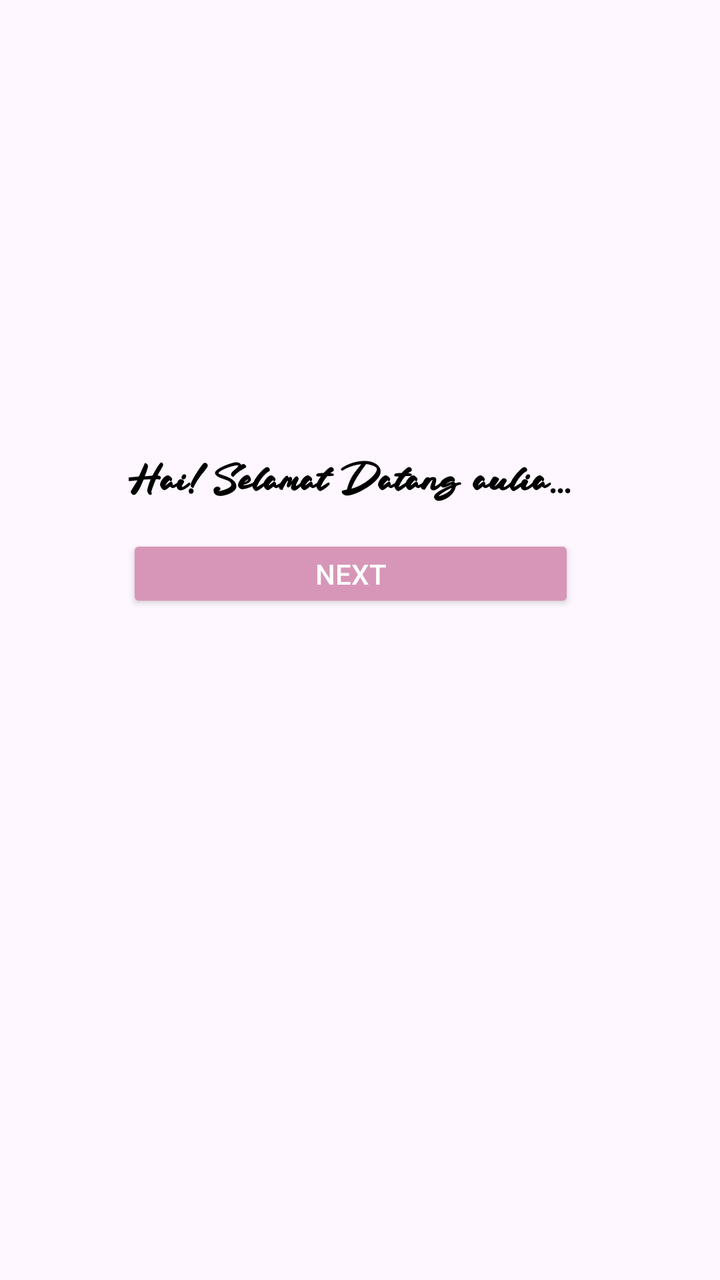
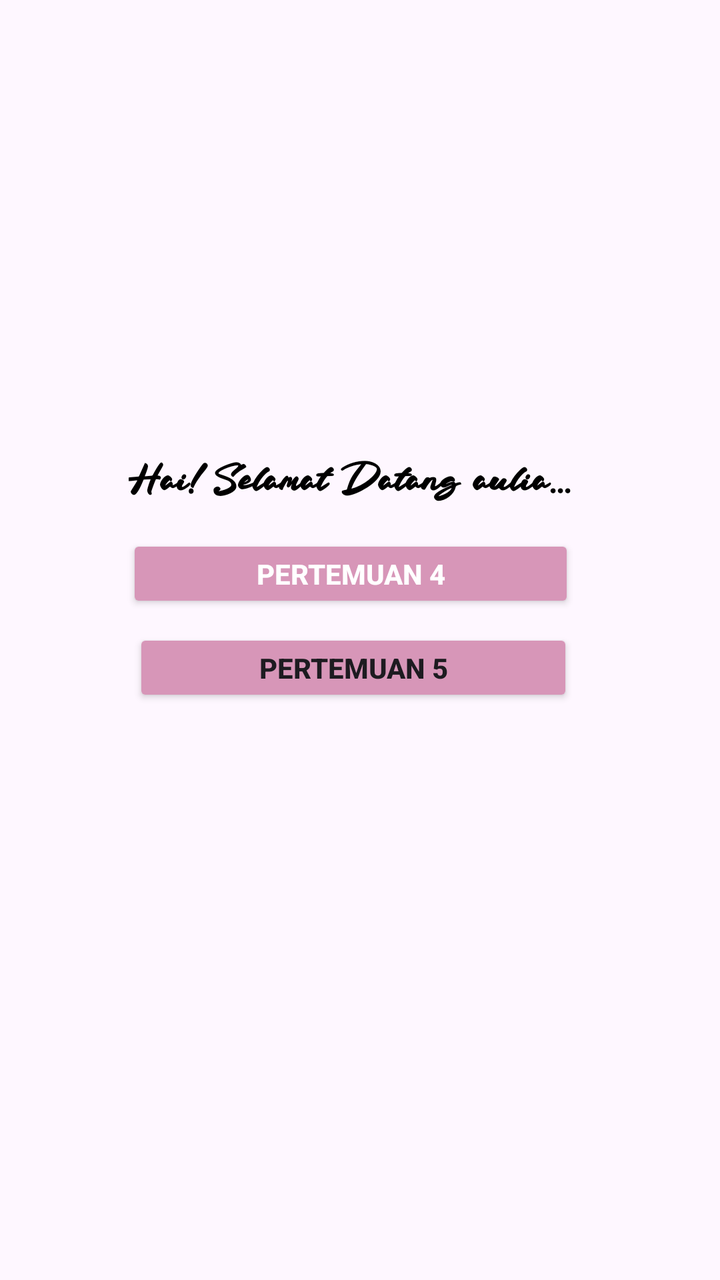

An Android layout rendered at two revisions. The XML below is the earlier revision; the diff shows what the commit changed to produce the second picture.
<!-- AndroidManifest.xml: application theme Theme.Aulia_mobile -->
<!-- res/layout/activity_main.xml -->
<?xml version="1.0" encoding="utf-8"?>
<androidx.constraintlayout.widget.ConstraintLayout xmlns:android="http://schemas.android.com/apk/res/android"
    xmlns:app="http://schemas.android.com/apk/res-auto"
    xmlns:tools="http://schemas.android.com/tools"
    android:id="@+id/main"
    android:layout_width="match_parent"
    android:layout_height="match_parent"
    tools:context=".MainActivity">

    <TextView
        android:id="@+id/textView4"
        android:layout_width="wrap_content"
        android:layout_height="wrap_content"
        android:fontFamily="@font/baleday"
        android:text="@string/welcome"
        android:textColor="@color/black"
        android:textSize="20sp"
        android:textStyle="bold"
        app:layout_constraintBottom_toBottomOf="parent"
        app:layout_constraintEnd_toEndOf="parent"
        app:layout_constraintHorizontal_bias="0.464"
        app:layout_constraintStart_toStartOf="parent"
        app:layout_constraintTop_toTopOf="parent"
        app:layout_constraintVertical_bias="0.37" />

    <Button
        android:id="@+id/button"
        android:layout_width="224dp"
        android:layout_height="39dp"
        android:backgroundTint="@color/pink"
        android:text="@string/btn"
        android:textColor="@color/white"
        app:layout_constraintBottom_toBottomOf="parent"
        app:layout_constraintEnd_toEndOf="parent"
        app:layout_constraintHorizontal_bias="0.465"
        app:layout_constraintStart_toStartOf="parent"
        app:layout_constraintTop_toTopOf="parent"
        app:layout_constraintVertical_bias="0.445" />

</androidx.constraintlayout.widget.ConstraintLayout>
<!-- resources referenced by this layout -->
<resources>
  <color name="black">#FF000000</color>
  <color name="pink">#D796B8</color>
  <color name="white">#FFFFFFFF</color>
  <string name="btn">Next</string>
  <string name="welcome">Hai! Selamat Datang aulia...</string>
  <style name="Theme.Aulia_mobile" parent="Base.Theme.Aulia_mobile" />
  <style name="Base.Theme.Aulia_mobile" parent="Theme.Material3.DayNight.NoActionBar">
          
          
      </style>
</resources>

<!-- the commit's change to res/layout/activity_main.xml (unified diff, before → after) -->
@@ -28,7 +28,8 @@
         android:layout_width="224dp"
         android:layout_height="39dp"
         android:backgroundTint="@color/pink"
-        android:text="@string/btn"
+        android:text="Pertemuan 4"
+        android:textStyle="bold"
         android:textColor="@color/white"
         app:layout_constraintBottom_toBottomOf="parent"
         app:layout_constraintEnd_toEndOf="parent"
@@ -37,4 +38,18 @@
         app:layout_constraintTop_toTopOf="parent"
         app:layout_constraintVertical_bias="0.445" />
 
+    <Button
+        android:id="@+id/btnToFifth"
+        android:layout_width="220dp"
+        android:layout_height="39dp"
+        android:backgroundTint="@color/pink"
+        android:text="Pertemuan 5"
+        android:textStyle="bold"
+        app:layout_constraintBottom_toBottomOf="parent"
+        app:layout_constraintEnd_toEndOf="parent"
+        app:layout_constraintHorizontal_bias="0.476"
+        app:layout_constraintStart_toStartOf="parent"
+        app:layout_constraintTop_toTopOf="parent"
+        app:layout_constraintVertical_bias="0.523" />
+
 </androidx.constraintlayout.widget.ConstraintLayout>
<!-- resource entries referenced after the edit -->
@@ -3,7 +3,6 @@
   <color name="black">#FF000000</color>
   <color name="pink">#D796B8</color>
   <color name="white">#FFFFFFFF</color>
-  <string name="btn">Next</string>
   <string name="welcome">Hai! Selamat Datang aulia...</string>
   <style name="Theme.Aulia_mobile" parent="Base.Theme.Aulia_mobile" />
   <style name="Base.Theme.Aulia_mobile" parent="Theme.Material3.DayNight.NoActionBar">
